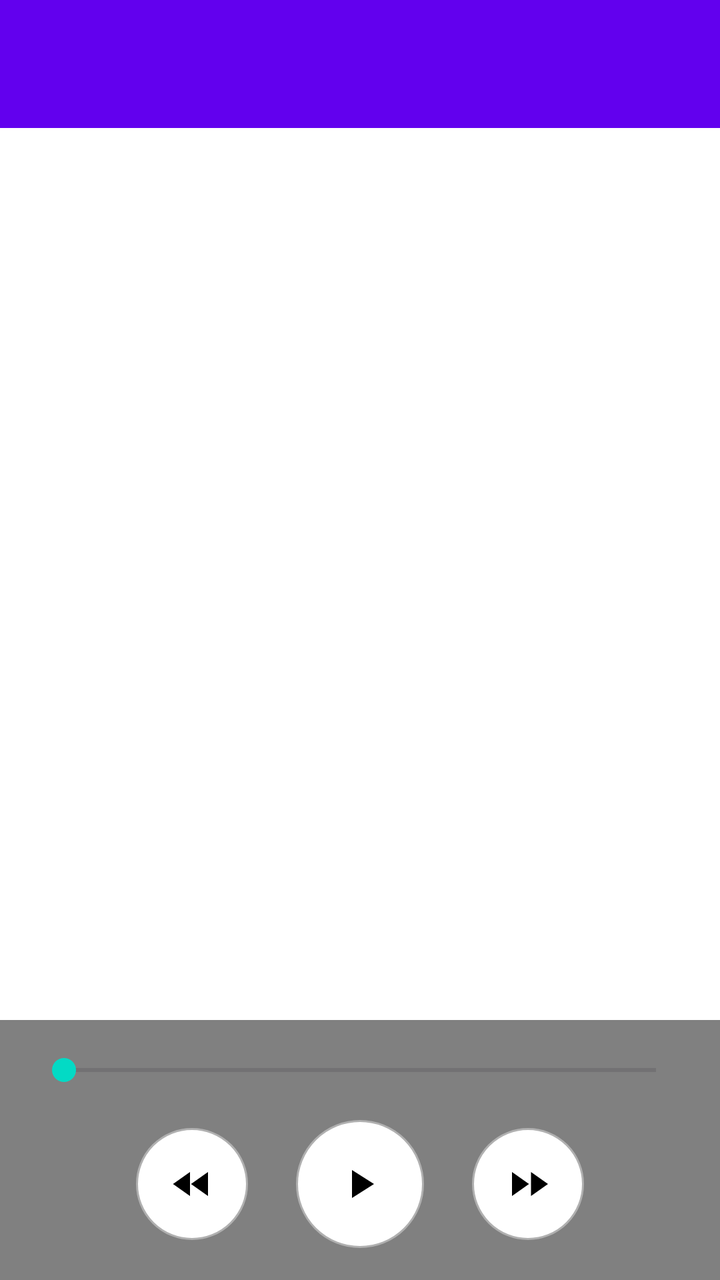
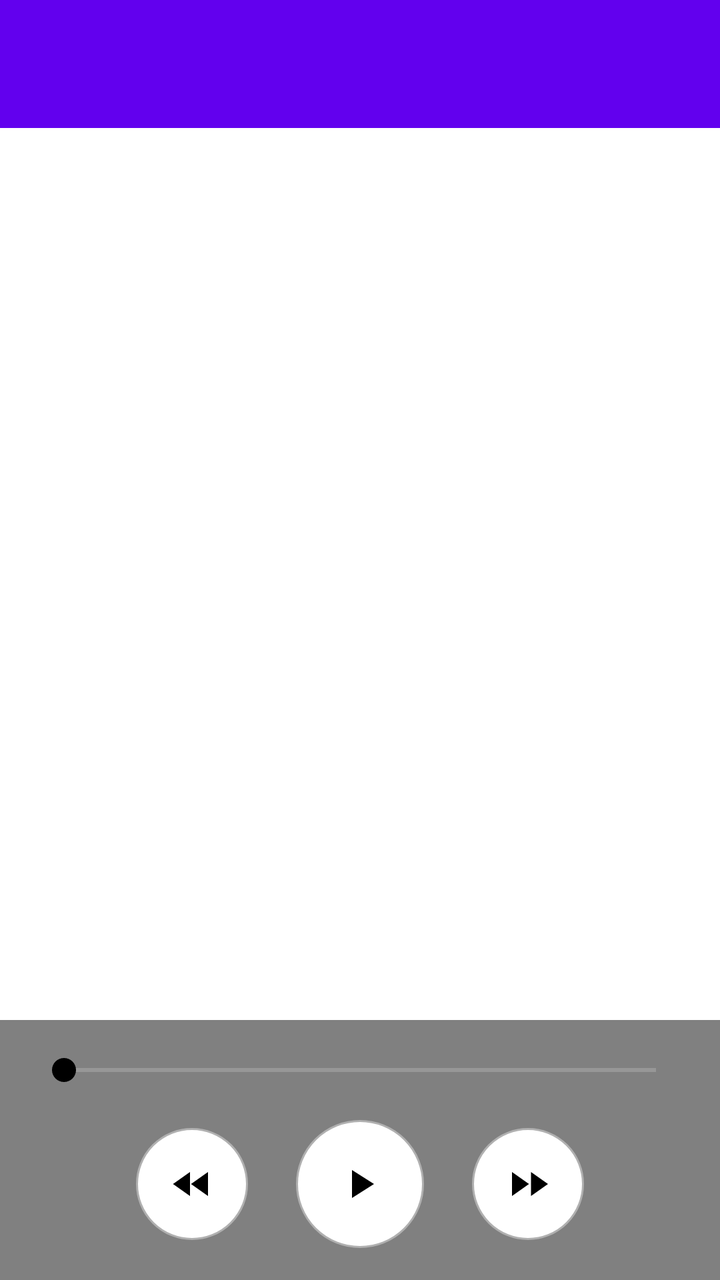

Before-and-after screenshots of an Android layout around one commit, followed by the original layout XML and the change that was made.
<!-- AndroidManifest.xml: application theme Theme.ReadAloud -->
<!-- res/layout/activity_reader.xml -->
<?xml version="1.0" encoding="utf-8"?>
<LinearLayout xmlns:android="http://schemas.android.com/apk/res/android"
    xmlns:app="http://schemas.android.com/apk/res-auto"
    android:layout_width="match_parent"
    android:layout_height="match_parent"
    android:orientation="vertical"
    android:background="@android:color/white"
    android:fitsSystemWindows="true">

    <com.google.android.material.appbar.AppBarLayout
        android:layout_width="match_parent"
        android:layout_height="wrap_content"
        android:theme="@style/Theme.ReadAloud.AppBarOverlay">

        <androidx.appcompat.widget.Toolbar
            android:id="@+id/toolbar"
            android:layout_width="match_parent"
            android:layout_height="?attr/actionBarSize"
            android:background="?attr/colorPrimary"
            app:popupTheme="@style/Theme.ReadAloud.PopupOverlay" />

    </com.google.android.material.appbar.AppBarLayout>

    <androidx.core.widget.NestedScrollView
        android:id="@+id/scrollView"
        android:layout_width="match_parent"
        android:layout_height="0dp"
        android:layout_weight="1"
        android:padding="16dp">

        <LinearLayout
            android:id="@+id/paragraphContainer"
            android:layout_width="match_parent"
            android:layout_height="wrap_content"
            android:orientation="vertical" />

    </androidx.core.widget.NestedScrollView>

    
    <LinearLayout
        android:id="@+id/controlPanel"
        android:layout_width="match_parent"
        android:layout_height="wrap_content"
        android:orientation="vertical"
        android:background="#FF808080"
        android:padding="16dp">

        <SeekBar
            android:id="@+id/seekBar"
            android:layout_width="match_parent"
            android:layout_height="wrap_content"
            android:max="100" />

        <LinearLayout
            android:layout_width="match_parent"
            android:layout_height="wrap_content"
            android:orientation="horizontal"
            android:gravity="center"
            android:layout_marginTop="16dp">

            <ImageButton
                android:id="@+id/btnRewind"
                android:layout_width="56dp"
                android:layout_height="56dp"
                android:src="@drawable/ic_media_rewind"
                android:tint="#FF000000"
                android:background="@drawable/btn_round_background"
                android:contentDescription="@string/action_rewind" />

            <ImageButton
                android:id="@+id/btnPlayPause"
                android:layout_width="64dp"
                android:layout_height="64dp"
                android:layout_marginStart="24dp"
                android:layout_marginEnd="24dp"
                android:src="@drawable/ic_media_play"
                android:tint="#FF000000"
                android:background="@drawable/btn_round_background"
                android:contentDescription="@string/action_play" />

            <ImageButton
                android:id="@+id/btnForward"
                android:layout_width="56dp"
                android:layout_height="56dp"
                android:src="@drawable/ic_media_fast_forward"
                android:tint="#FF000000"
                android:background="@drawable/btn_round_background"
                android:contentDescription="@string/action_forward" />

        </LinearLayout>

    </LinearLayout>

</LinearLayout>
<!-- resources referenced by this layout -->
<resources>
  <!-- drawable btn_round_background (drawable) -->
  <?xml version="1.0" encoding="utf-8"?>
  <ripple xmlns:android="http://schemas.android.com/apk/res/android"
      android:color="?attr/colorControlHighlight">
      <item>
          <shape android:shape="oval">
              <solid android:color="@color/button_background" />
              <stroke android:width="1dp" android:color="@color/button_stroke" />
              <size android:width="56dp" android:height="56dp" />
          </shape>
      </item>
  </ripple>
  <!-- drawable ic_media_fast_forward (drawable) -->
  <?xml version="1.0" encoding="utf-8"?>
  <vector xmlns:android="http://schemas.android.com/apk/res/android"
      android:width="24dp"
      android:height="24dp"
      android:viewportWidth="24"
      android:viewportHeight="24">
      <path
          android:fillColor="#FFFFFFFF"
          android:pathData="M4,18l8.5,-6L4,6v12zM13.5,6v12l8.5,-6z"/>
  </vector>
  <!-- drawable ic_media_play (drawable) -->
  <?xml version="1.0" encoding="utf-8"?>
  <vector xmlns:android="http://schemas.android.com/apk/res/android"
      android:width="24dp"
      android:height="24dp"
      android:viewportWidth="24"
      android:viewportHeight="24">
      <path
          android:fillColor="#FFFFFFFF"
          android:pathData="M8,5v14l11,-7z"/>
  </vector>
  <!-- drawable ic_media_rewind (drawable) -->
  <?xml version="1.0" encoding="utf-8"?>
  <vector xmlns:android="http://schemas.android.com/apk/res/android"
      android:width="24dp"
      android:height="24dp"
      android:viewportWidth="24"
      android:viewportHeight="24">
      <path
          android:fillColor="#FFFFFFFF"
          android:pathData="M11,18V6l-8.5,6 8.5,6zm.5,-6l8.5,6V6l-8.5,6z"/>
  </vector>
  <string name="action_forward">Forward 30s</string>
  <string name="action_play">Play</string>
  <string name="action_rewind">Rewind 10s</string>
  <style name="Theme.ReadAloud.AppBarOverlay" parent="ThemeOverlay.Material3.Dark.ActionBar" />
  <style name="Theme.ReadAloud.PopupOverlay" parent="ThemeOverlay.Material3.Light" />
  <style name="Theme.ReadAloud" parent="Theme.Material3.DayNight.NoActionBar">
          <item name="colorPrimary">@color/purple_700</item>
          <item name="colorPrimaryVariant">@color/purple_200</item>
          <item name="colorOnPrimary">@color/white</item>
          <item name="colorSecondary">@color/teal_200</item>
          <item name="colorSecondaryVariant">@color/teal_700</item>
          <item name="colorOnSecondary">@color/black</item>
          <item name="android:statusBarColor">?attr/colorPrimaryVariant</item>
      </style>
  <color name="button_background">#FFFFFFFF</color>
  <color name="button_stroke">#FFB0B0B0</color>
  <color name="purple_700">#FF6200EE</color>
  <color name="purple_200">#FFBB86FC</color>
  <color name="white">#FFFFFFFF</color>
  <color name="teal_200">#FF03DAC5</color>
  <color name="teal_700">#FF018786</color>
  <color name="black">#FF000000</color>
</resources>

<!-- the commit's change to res/layout/activity_reader.xml (unified diff, before → after) -->
@@ -49,7 +49,10 @@
             android:id="@+id/seekBar"
             android:layout_width="match_parent"
             android:layout_height="wrap_content"
-            android:max="100" />
+            android:max="100"
+            android:progressTint="#FF000000"
+            android:progressBackgroundTint="#FFD9D9D9"
+            android:thumbTint="#FF000000" />
 
         <LinearLayout
             android:layout_width="match_parent"
